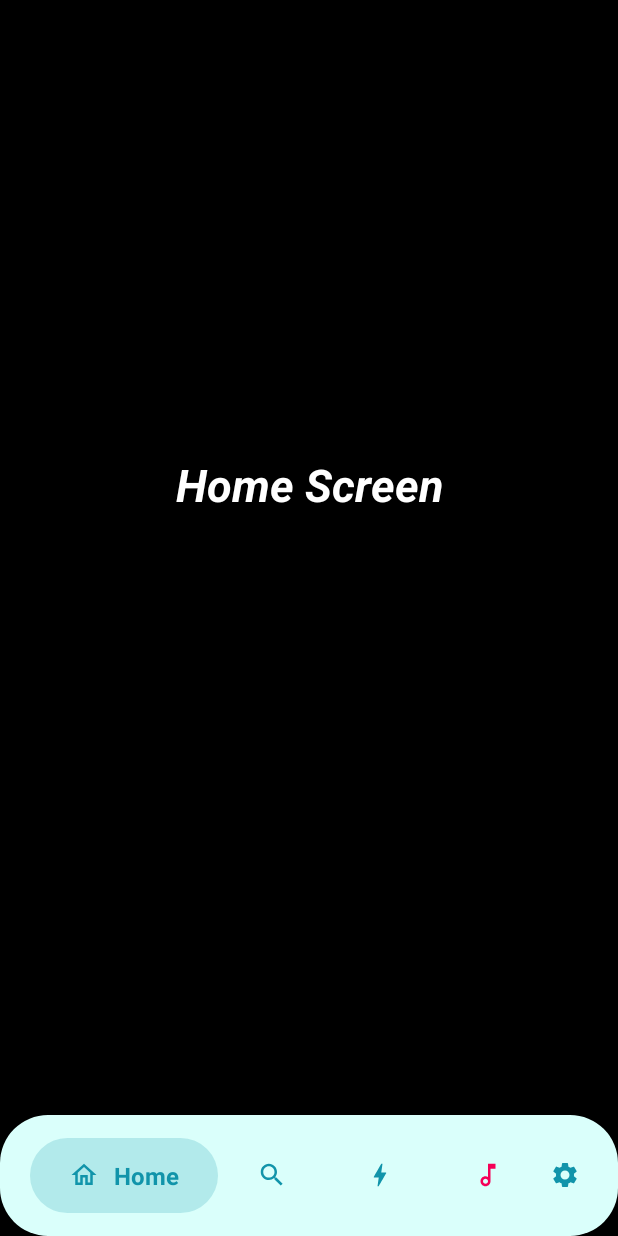
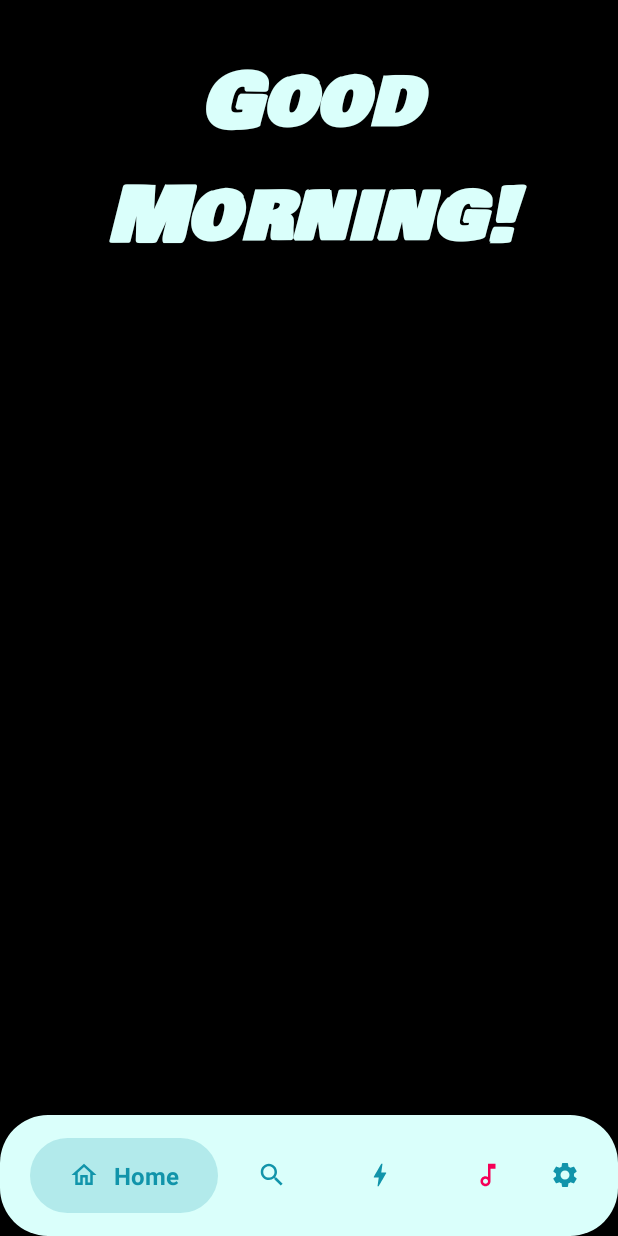
Before and after one commit to karthikpohane/SaltNPepper, an Android app: the screen it shows after launch once a user with an empty profile is signed in (MainActivity), on a phone screen of 412 x 824 dp. Run offline under Robolectric (Android 15) with nearby library versions, the phone set to English and light mode, and no system bars; our stand-ins replace Firebase (no records; nobody signed in at launch, a user with empty details on screens opened directly).

Commit message:
Re-design

```diff
--- a/app/src/main/java/com/example/salt/MainActivity.java
+++ b/app/src/main/java/com/example/salt/MainActivity.java
@@ -68,7 +68,7 @@ public class MainActivity extends AppCompatActivity {
                 if (selectedTab != 1) {
 
                     //Loading Fragments
-                    loadFragment(new homeFrag(),0);
+//                    loadFragment(new homeFrag(),0);
 
                     //Text
                     searchTxt.setVisibility(View.GONE);
--- a/app/src/main/java/com/example/salt/dialog/RecordPlayerDialog.java
+++ b/app/src/main/java/com/example/salt/dialog/RecordPlayerDialog.java
@@ -70,12 +70,12 @@ public class RecordPlayerDialog extends DialogFragment {
                         Toast.makeText(getContext(), "paused", Toast.LENGTH_SHORT).show();
                         mIsPlaying = false;
                         mMediaPlayer.pause();
-                        mPlayPauseButton.setImageResource(R.mipmap.ic_play);
+                        mPlayPauseButton.setImageResource(R.drawable.play_arrow_24);
                     } else {
                         Toast.makeText(getContext(), "played", Toast.LENGTH_SHORT).show();
                         mIsPlaying = true;
                         mMediaPlayer.start();
-                        mPlayPauseButton.setImageResource(R.mipmap.ic_pause);
+                        mPlayPauseButton.setImageResource(R.drawable.pause_24);
                     }
                 }
             });
--- a/app/src/main/java/com/example/salt/homeFrag.java
+++ b/app/src/main/java/com/example/salt/homeFrag.java
@@ -8,51 +8,22 @@ import android.widget.TextView;
 
 import androidx.fragment.app.Fragment;
 
-/**
- * A simple {@link Fragment} subclass.
- * Use the {@link homeFrag#newInstance} factory method to
- * create an instance of this fragment.
- */
+import java.util.Calendar;
+
 public class homeFrag extends Fragment {
-
-    // TODO: Rename parameter arguments, choose names that match
-    // the fragment initialization parameters, e.g. ARG_ITEM_NUMBER
-    private static final String ARG_PARAM1 = "param1";
-    private static final String ARG_PARAM2 = "param2";
-
-    // TODO: Rename and change types of parameters
-    private String mParam1;
-    private String mParam2;
+    private TextView greetingTextView;
 
     public homeFrag() {
         // Required empty public constructor
     }
 
-    /**
-     * Use this factory method to create a new instance of
-     * this fragment using the provided parameters.
-     *
-     * @param param1 Parameter 1.
-     * @param param2 Parameter 2.
-     * @return A new instance of fragment homeFrag.
-     */
-    // TODO: Rename and change types and number of parameters
-    public static homeFrag newInstance(String param1, String param2) {
-        homeFrag fragment = new homeFrag();
-        Bundle args = new Bundle();
-        args.putString(ARG_PARAM1, param1);
-        args.putString(ARG_PARAM2, param2);
-        fragment.setArguments(args);
-        return fragment;
-    }
 
     @Override
     public void onCreate(Bundle savedInstanceState) {
         super.onCreate(savedInstanceState);
-        if (getArguments() != null) {
-            mParam1 = getArguments().getString(ARG_PARAM1);
-            mParam2 = getArguments().getString(ARG_PARAM2);
-        }
+
+
+
     }
 
     @Override
@@ -60,6 +31,23 @@ public class homeFrag extends Fragment {
                              Bundle savedInstanceState) {
         View view = inflater.inflate(R.layout.fragment_home, container, false);
         TextView txtFrag = view.findViewById(R.id.txtFrag);
+        TextView greetingTextView = view.findViewById(R.id.greetingTextView);
+
+        // Get the current time
+        Calendar calendar = Calendar.getInstance();
+        int hourOfDay = calendar.get(Calendar.HOUR_OF_DAY);
+
+        // Set the appropriate greeting based on the time of day
+        String greeting;
+        if (hourOfDay >= 0 && hourOfDay < 12) {
+            greeting = "Good Morning!";
+        } else if (hourOfDay >= 12 && hourOfDay < 18) {
+            greeting = "Good Afternoon!";
+        } else {
+            greeting = "Good  Evening!";
+        }
+
+        greetingTextView.setText(greeting);
         return view;
     }
 }
--- a/app/src/main/java/com/example/salt/loginpg.java
+++ b/app/src/main/java/com/example/salt/loginpg.java
@@ -51,6 +51,7 @@ public class loginpg extends AppCompatActivity {
 //            Log.d(TAG, "Currently Signed in: " + currentUser.getEmail());
             Toast.makeText(loginpg.this, "Currently Logged in: " + currentUser.getEmail(), Toast.LENGTH_LONG).show();
             startActivity(new Intent(loginpg.this,MainActivity.class).addFlags(Intent.FLAG_ACTIVITY_CLEAR_TASK));
+            finish();
             flag = 0;
         }
 
--- /dev/null
+++ b/app/src/main/res/drawable/pause_24.xml
@@ -0,0 +1,5 @@
+<vector android:height="48dp" android:tint="#FFFFFF"
+    android:viewportHeight="24" android:viewportWidth="24"
+    android:width="48dp" xmlns:android="http://schemas.android.com/apk/res/android">
+    <path android:fillColor="@android:color/white" android:pathData="M6,19h4L10,5L6,5v14zM14,5v14h4L18,5h-4z"/>
+</vector>
--- /dev/null
+++ b/app/src/main/res/drawable/play_arrow_24.xml
@@ -0,0 +1,5 @@
+<vector android:height="48dp" android:tint="#FFFFFF"
+    android:viewportHeight="24" android:viewportWidth="24"
+    android:width="48dp" xmlns:android="http://schemas.android.com/apk/res/android">
+    <path android:fillColor="@android:color/white" android:pathData="M8,5v14l11,-7z"/>
+</vector>
--- a/app/src/main/res/layout/fragment_home.xml
+++ b/app/src/main/res/layout/fragment_home.xml
@@ -5,15 +5,31 @@
     android:layout_height="match_parent"
     tools:context=".homeFrag">
 
-    <!-- TODO: Update blank fragment layout -->
-    <TextView
-        android:id="@+id/txtFrag"
+    <RelativeLayout
+        android:padding="10dp"
         android:layout_width="match_parent"
-        android:layout_height="match_parent"
-        android:gravity="center"
-        android:text="Home Screen"
-        android:textColor="@color/white"
-        android:textSize="30sp"
-        android:textStyle="italic|bold" />
+        android:layout_height="match_parent">
+        <LinearLayout
+            android:layout_marginTop="20dp"
+            android:layout_width="match_parent"
+            android:layout_height="wrap_content">
+
+            <TextView
+                android:id="@+id/greetingTextView"
+                android:layout_width="match_parent"
+                android:layout_height="wrap_content"
+                android:layout_gravity="center_horizontal"
+                android:elevation="10dp"
+                android:fontFamily="@font/bowlby_one_sc"
+                android:textAlignment="center"
+                android:textColor="@color/forth"
+                android:textSize="50sp"
+                android:textStyle="bold|italic" />
+        </LinearLayout>
+
+
+<!--        android:layout_alignBottom="@+id/txtFrag"-->
+
+    </RelativeLayout>
 
 </FrameLayout>
--- a/app/src/main/res/layout/fragment_sound_list.xml
+++ b/app/src/main/res/layout/fragment_sound_list.xml
@@ -7,6 +7,7 @@
     xmlns:app="http://schemas.android.com/apk/res-auto">
 
     <androidx.recyclerview.widget.RecyclerView
+        android:backgroundTint="@color/black"
         android:id="@+id/recycler_view"
         android:layout_width="match_parent"
         android:layout_height="match_parent"
--- a/app/src/main/res/layout/fragment_sound_player_dialog.xml
+++ b/app/src/main/res/layout/fragment_sound_player_dialog.xml
@@ -47,9 +47,8 @@
         android:layout_width="wrap_content"
         android:layout_height="wrap_content"
         android:layout_gravity="center"
-        android:src="@mipmap/ic_pause"
+        android:src="@drawable/pause_24"
         android:padding="6dp"
-        android:tint="@color/colorAccent"
         android:background="@drawable/round_button_thumbnail"
         app:backgroundTint="@color/colorPrimary"/>
 
--- a/app/src/main/res/menu/recording_list_menu.xml
+++ b/app/src/main/res/menu/recording_list_menu.xml
@@ -1,6 +1,7 @@
 <?xml version="1.0" encoding="utf-8"?>
 <menu xmlns:android="http://schemas.android.com/apk/res/android"
-      xmlns:app="http://schemas.android.com/apk/res-auto">
+      xmlns:app="http://schemas.android.com/apk/res-auto"
+    android:panelFullBackground = "@color/bar">
     <item android:title="@string/sort_by"
           app:showAsAction="never">
         <menu>
--- a/app/src/main/res/values-night/themes.xml
+++ b/app/src/main/res/values-night/themes.xml
@@ -6,5 +6,10 @@
 <!--        <item name="android:background">@color/black</item>-->
         <item name="android:statusBarColor">@color/black</item>
         <item name="android:navigationBarColor">@color/black</item>
+        <item name="android:itemTextAppearance">@style/MenuTheme</item>
+    </style>
+    <style name="MenuTheme" parent="@android:style/TextAppearance.Widget.IconMenu.Item">
+        <item name="android:itemBackground">@color/bar</item>
+        <item name="android:textColor">#FFFFFF</item>
     </style>
 </resources>
--- a/app/src/main/res/values/strings.xml
+++ b/app/src/main/res/values/strings.xml
@@ -24,5 +24,9 @@
     <string name="save_recording">Save Recording\?</string>
 
     <string name="home_tab_label">RECORD</string>
-    <string name="sound_list_tab_label">SAVED RECORDINGS</string>
+    <string name="sound_list_tab_label">RECORDINGS</string>
+
+    <string name="morning_greeting">Good Morning!</string>
+    <string name="afternoon_greeting">Good Afternoon!</string>
+    <string name="evening_greeting">Good Evening!</string>
 </resources>
--- a/app/src/main/res/values/themes.xml
+++ b/app/src/main/res/values/themes.xml
@@ -5,11 +5,20 @@
 
         <item name="android:statusBarColor">@color/black</item>
         <item name="android:navigationBarColor">@color/black</item>
+        <item name="android:itemTextAppearance">@style/MenuTheme</item>
     </style>
 
     <style name="Theme.Salt" parent="Base.Theme.Salt" />
     <style name="nightModeSwitch" parent="Theme.AppCompat.Light">
         <item name="colorSwitchThumbNormal">@color/white</item>
         <item name="android:colorForeground">@color/forth</item>
+        <item name="android:itemTextAppearance">@style/MenuTheme</item>
     </style>
+
+<!--    For Menus-->
+    <style name="MenuTheme" parent="@android:style/TextAppearance.Widget.IconMenu.Item">
+        <item name="android:textColor">#000000</item>
+    </style>
+
+
 </resources>
```
Also changed, not shown: app/src/main/java/com/example/salt/RecordActivity.java (+15 -0 lines), app/src/main/res/layout/activity_record.xml (+31 -9 lines), app/src/main/res/layout/fragment_record.xml (+19 -9 lines), app/src/main/res/layout/sound_item.xml (+21 -11 lines), app/src/main/res/font/bowlby_one_sc.ttf (added), app/src/main/res/font/monoton.ttf (added), app/src/main/res/layout/activity_main.xml (line endings or trailing spaces).
